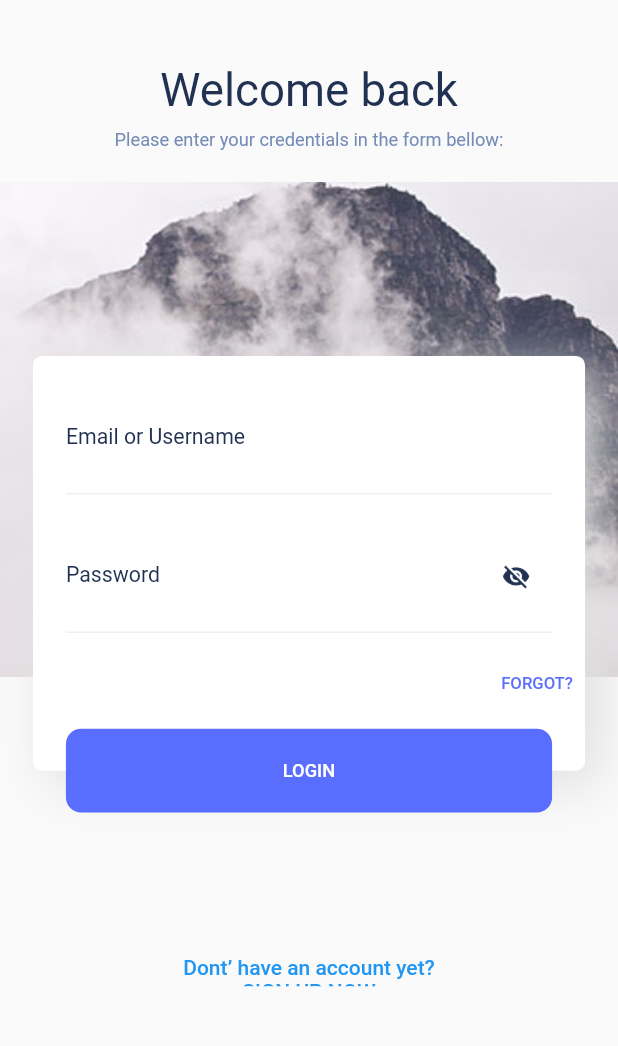
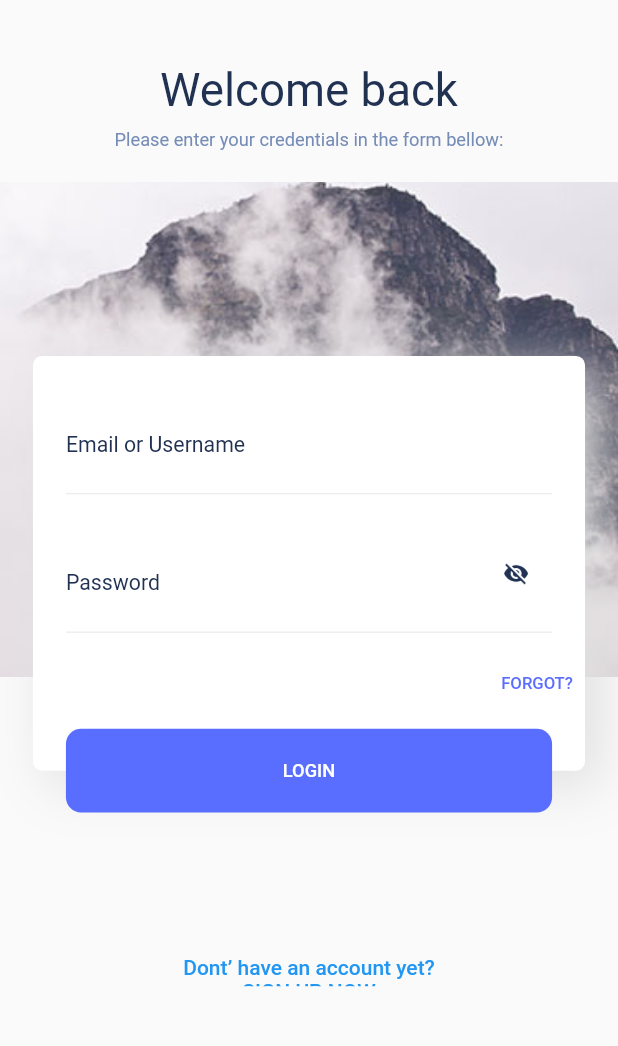
Before and after one commit to dhung55cd2/flutter_social, a Flutter app: the screen it shows after launch, after a tap on an icon or button, on a phone screen of 412 x 824 dp, the part 119-1165 px from its top. Run offline on Flutter 3.47's test engine with Material 2 defaults, Android fonts, the phone set to English and light mode, and no system bars; our stand-ins replace flutter_keyboard_visibility, flutter_screenutil; missing offline and left inert: dart:ffi, solid_bottom_sheet.

Commit message:
xong widget đăng nhập /

```diff
--- /dev/null
+++ b/lib/widgets/bottom_erro.dart
@@ -0,0 +1 @@
+import 'package:flutter/material.dart';
--- a/lib/widgets/custom_textfield.dart
+++ b/lib/widgets/custom_textfield.dart
@@ -1,3 +1,4 @@
+import 'package:flutter/cupertino.dart';
 import 'package:flutter/material.dart';
 import 'package:flutter_social/screen/screen_utils.dart';
 import 'package:flutter_social/utils/colors.dart';
@@ -13,9 +14,11 @@ class WidgetEmail extends StatelessWidget {
    WidgetEmail({Key key, this.height, this.width, this.hintText, this.labelText, this.controllerEmail,}) : super(key: key);
   @override
   Widget build(BuildContext context) {
-    return Container(height: myHeight(height),width: myWidth(width),
+    return Container(height: myHeight(height),width: myWidth(width),alignment: Alignment.bottomRight,
       decoration: BoxDecoration(border: Border(bottom: BorderSide(color: Colors.grey[200]))),
-      child: TextField(
+      child: Stack(
+        children: [
+          TextField(
             keyboardType: TextInputType.emailAddress,
               controller: controllerEmail,
               decoration: InputDecoration(
@@ -24,9 +27,15 @@ class WidgetEmail extends StatelessWidget {
                 hintStyle: TextStyle(color: Colors.grey[400],fontSize: mySize(20)),
                 labelText: labelText,
                 labelStyle: TextStyle(color: textColor, fontSize: mySize(14)),
-            suffixIcon: controllerEmail.text.length ==0 ? SizedBox(width: 0,) :
-            IconButton(icon: Icon(Icons.close), onPressed: (){controllerEmail.clear();})
               )
+          ),
+         controllerEmail.text.length ==0 ? SizedBox(): Positioned(right: 0,
+            child: IconButton(icon: Icon(Icons.close,size: mySize(20), color: textColor,),
+                onPressed: (){
+                  controllerEmail.clear();
+                }),
+          )
+        ],
       ),
     );
   }
@@ -49,16 +58,11 @@ class WidgetPassword extends StatefulWidget {
 class _WidgetPasswordState extends State<WidgetPassword> {
   @override
   Widget build(BuildContext context) {
-    return Row(
-      crossAxisAlignment: CrossAxisAlignment.center,
-      mainAxisAlignment: MainAxisAlignment.center,
+    return Container(height: myHeight(widget.height),width: myWidth(widget.width),alignment: Alignment.bottomRight,
+      decoration: BoxDecoration(border: Border(bottom: BorderSide(color: Colors.grey[200]))),
+      child: Stack(
         children: [
-        Container(height: myHeight(widget.height),width: myWidth(widget.width),
-          decoration: BoxDecoration(border: Border(bottom: BorderSide(color: Colors.grey[200]))),
-          child: Row(
-            children: [
-              Container(width: myWidth(widget.width),height: widget.height,
-                child: TextField(
+          TextField(
                 controller: widget.controllerEmail,
                 obscureText: widget.checkShow,
                 decoration: InputDecoration(
@@ -66,26 +70,24 @@ class _WidgetPasswordState extends State<WidgetPassword> {
                   hintText: widget.hintText,
                   hintStyle: TextStyle(color: Colors.grey[400],fontSize: mySize(20)),
                   labelText: widget.labelText,
-
                   labelStyle: TextStyle(color: textColor, fontSize: mySize(14)),
-                        suffixIcon: IconButton(
+                )
+            ),
+          Positioned(right: 0,
+            child: IconButton(
               onPressed: (){
                 setState(() {
                   widget.checkShow = !widget.checkShow;
                 });
               },
-                          icon: widget.checkShow ? Image.asset('assets/icons/eye-off.png',scale: 2.5,color: textColor,)
+              icon: widget.checkShow ? Image.asset('assets/icons/eye-off.png',scale: 2.75,color: textColor,)
                   :Icon(Icons.remove_red_eye,size: mySize(20),color: textColor,),
+            ),
           )
-                    )
-                ),
-              ),
 
 
         ],
       ),
-        ),
-      ],
     );
   }
 }
```
Also changed, not shown: lib/ui/creataccout/create_account.dart (+6 -1 lines), lib/ui/creataccout/widget_textfield.dart (+47 -7 lines), lib/ui/login/WidgetTextField.dart (+7 -2 lines). Lines whose indentation alone changed are shown as unchanged.
